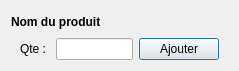
The window that infostockalerte.ui (faugan2/star-grace) describes before a commit, drawn with Qt 5.
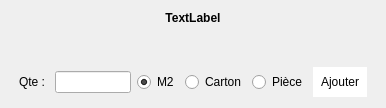
The same window after the commit.

```diff
--- a/infostockalerte.ui
+++ b/infostockalerte.ui
@@ -6,23 +6,41 @@
    <rect>
     <x>0</x>
     <y>0</y>
-    <width>239</width>
-    <height>71</height>
+    <width>386</width>
+    <height>99</height>
    </rect>
   </property>
   <property name="windowTitle">
    <string>Gestion de l'alerte du produit</string>
   </property>
   <layout class="QVBoxLayout" name="verticalLayout">
+   <item>
+    <widget class="QLabel" name="point_vente">
+     <property name="styleSheet">
+      <string notr="true">font-weight:bold;
+</string>
+     </property>
+     <property name="text">
+      <string>TextLabel</string>
+     </property>
+     <property name="alignment">
+      <set>Qt::AlignCenter</set>
+     </property>
+    </widget>
+   </item>
    <item>
     <layout class="QHBoxLayout" name="horizontalLayout">
      <item>
       <widget class="QLabel" name="produit">
        <property name="styleSheet">
-        <string notr="true">font-weight:bold;</string>
+        <string notr="true">font-weight:bold;
+margin-top:16px;</string>
        </property>
        <property name="text">
-        <string>Nom du produit</string>
+        <string/>
+       </property>
+       <property name="alignment">
+        <set>Qt::AlignCenter</set>
        </property>
       </widget>
      </item>
@@ -53,8 +71,37 @@
      <item>
       <widget class="QLineEdit" name="qte"/>
      </item>
+     <item>
+      <widget class="QRadioButton" name="unite_m2">
+       <property name="text">
+        <string>M2</string>
+       </property>
+       <property name="checked">
+        <bool>true</bool>
+       </property>
+      </widget>
+     </item>
+     <item>
+      <widget class="QRadioButton" name="unite_carton">
+       <property name="text">
+        <string>Carton</string>
+       </property>
+      </widget>
+     </item>
+     <item>
+      <widget class="QRadioButton" name="unite_piece">
+       <property name="text">
+        <string>Pièce</string>
+       </property>
+      </widget>
+     </item>
      <item>
       <widget class="QPushButton" name="pushButton">
+       <property name="styleSheet">
+        <string notr="true">background-color:white;
+border:none;
+padding:8px;</string>
+       </property>
        <property name="text">
         <string>Ajouter</string>
        </property>
```
Left out of the diff: 2 changed lines with no effect on the pictures.
